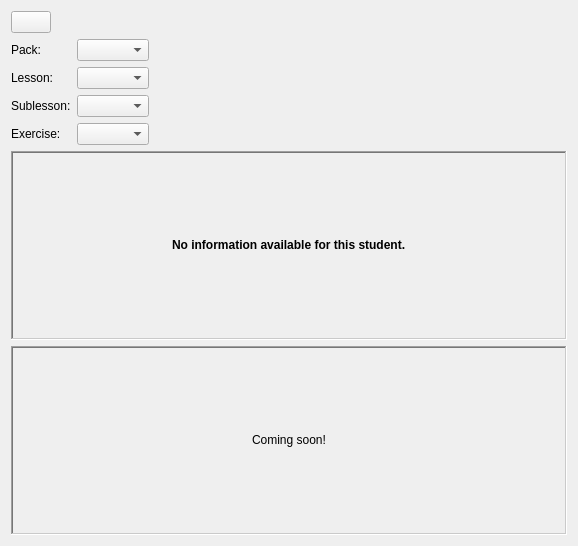
First picture: the form in ui/widgets/studentdetails.ui, repository Open-Typer/ClassMonitor, before the edit.
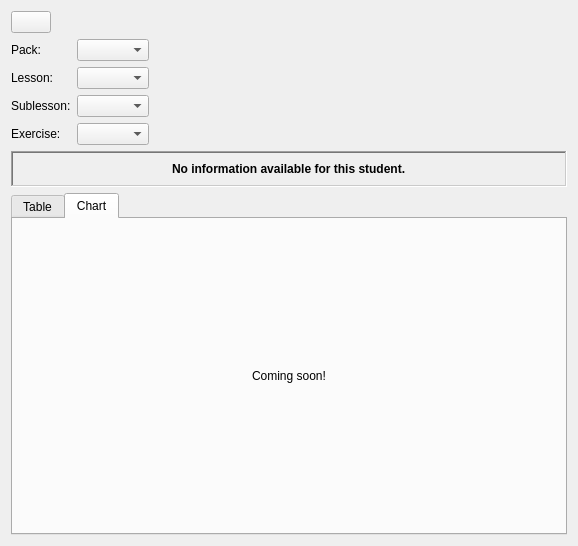
Second picture: the form after the edit. The open tabs and pages were chosen to show the change. Icons and pictures are not drawn.

Commit message: ui: widgets: studentdetails: Add tabs for table and chart

The edit to the form file:
```diff
--- a/ui/widgets/studentdetails.ui
+++ b/ui/widgets/studentdetails.ui
@@ -15,22 +15,59 @@
   </property>
   <layout class="QGridLayout" name="gridLayout">
    <item row="4" column="0">
-    <widget class="QFrame" name="chartFrame">
-     <property name="frameShape">
-      <enum>QFrame::WinPanel</enum>
+    <widget class="QTabWidget" name="statsTabWidget">
+     <property name="currentIndex">
+      <number>0</number>
      </property>
-     <property name="frameShadow">
-      <enum>QFrame::Sunken</enum>
-     </property>
-     <layout class="QGridLayout" name="gridLayout_2">
-      <item row="0" column="0" alignment="Qt::AlignHCenter|Qt::AlignVCenter">
-       <widget class="QLabel" name="comingSoonLabel">
-        <property name="text">
-         <string>Coming soon!</string>
-        </property>
-       </widget>
-      </item>
-     </layout>
+     <widget class="QWidget" name="statsTableTab">
+      <attribute name="title">
+       <string>Table</string>
+      </attribute>
+      <layout class="QGridLayout" name="gridLayout_2">
+       <item row="0" column="0">
+        <widget class="QTableWidget" name="tableWidget">
+         <property name="editTriggers">
+          <set>QAbstractItemView::NoEditTriggers</set>
+         </property>
+         <property name="showDropIndicator" stdset="0">
+          <bool>false</bool>
+         </property>
+         <property name="dragDropOverwriteMode">
+          <bool>false</bool>
+         </property>
+         <property name="alternatingRowColors">
+          <bool>true</bool>
+         </property>
+         <property name="selectionMode">
+          <enum>QAbstractItemView::NoSelection</enum>
+         </property>
+         <property name="selectionBehavior">
+          <enum>QAbstractItemView::SelectRows</enum>
+         </property>
+        </widget>
+       </item>
+      </layout>
+     </widget>
+     <widget class="QWidget" name="statsChartTab">
+      <property name="enabled">
+       <bool>true</bool>
+      </property>
+      <attribute name="title">
+       <string>Chart</string>
+      </attribute>
+      <layout class="QGridLayout" name="gridLayout_4">
+       <item row="0" column="0">
+        <widget class="QLabel" name="comingSoonLabel">
+         <property name="text">
+          <string>Coming soon!</string>
+         </property>
+         <property name="alignment">
+          <set>Qt::AlignCenter</set>
+         </property>
+        </widget>
+       </item>
+      </layout>
+     </widget>
     </widget>
    </item>
    <item row="2" column="0">
```
Left out of the diff: 50 changed lines with no effect on the pictures.
